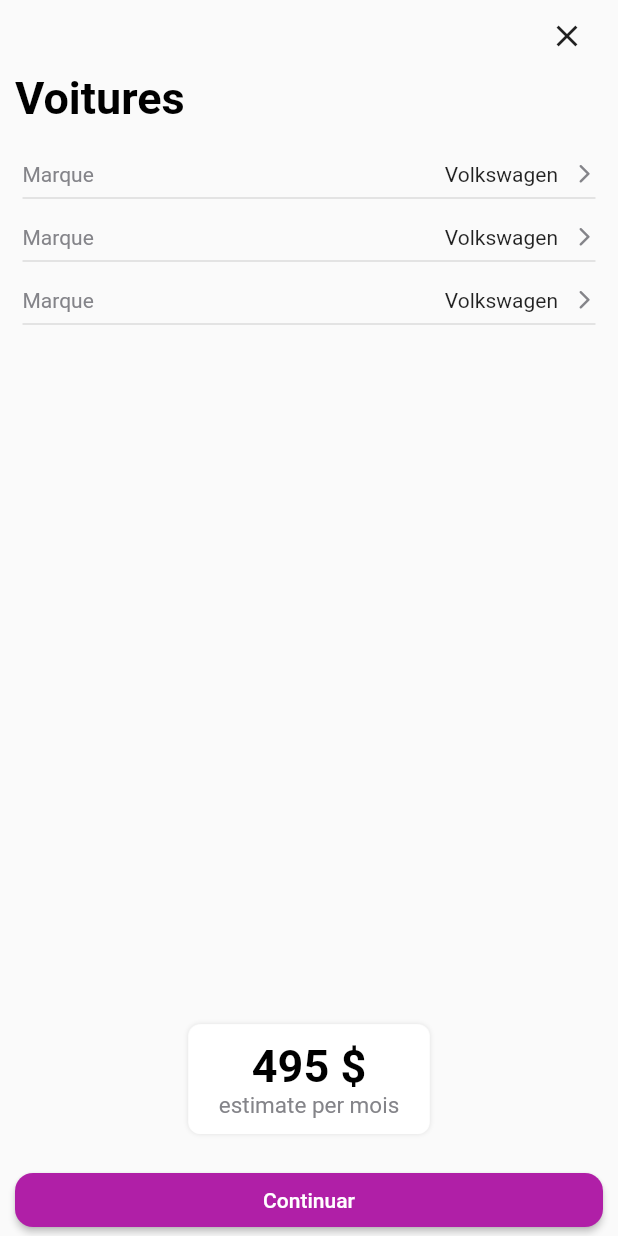
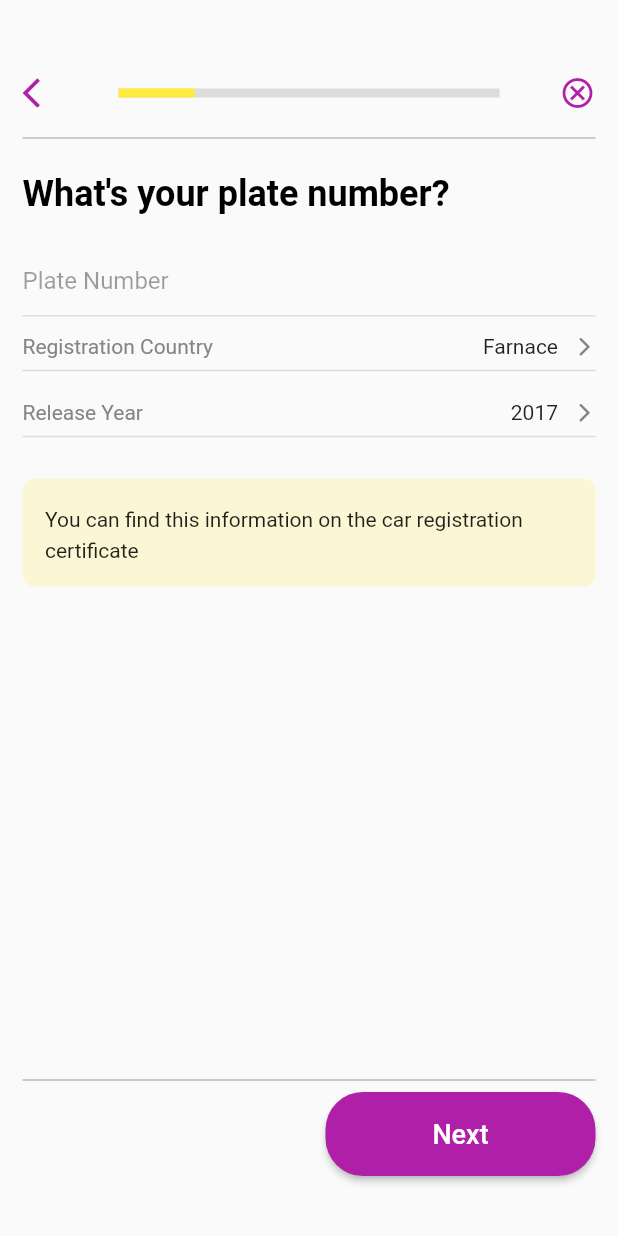
Before and after one commit to Moustapha918/general-drive-mobile, a Flutter app: the CarDetailScreen screen opened directly, after a tap on "Continuar", on a phone screen of 412 x 824 dp. Run offline on Flutter 3.47's test engine with Material 2 defaults, Android fonts, the phone set to English and light mode, and no system bars.

Commit message:
register

```diff
--- /dev/null
+++ b/lib/custom_widgets/custom_button.dart
@@ -0,0 +1,71 @@
+import 'package:flutter/material.dart';
+
+import '../extra/ccolors.dart';
+
+class GetButton extends StatelessWidget {
+  final String text;
+  final bool? isBlank;
+  final double? w;
+  final Icon? icon;
+  final Function onTap;
+
+  const GetButton(
+      {Key? key,
+        required this.text,
+        this.w,
+        required this.onTap,
+        this.isBlank = false,
+        this.icon})
+      : super(key: key);
+
+  @override
+  Widget build(BuildContext context) {
+    TextTheme textTheme = Theme.of(context).textTheme;
+    return SizedBox(
+      width: (w == null) ? MediaQuery.of(context).size.width : w,
+      height: 56,
+      child: ElevatedButton(
+        style: ButtonStyle(
+          backgroundColor: MaterialStateProperty.all(
+              CColors.blueColor
+          ),
+          padding: const MaterialStatePropertyAll<EdgeInsets>(
+            EdgeInsets.zero,
+          ),
+          shape: MaterialStateProperty.all<RoundedRectangleBorder>(
+            RoundedRectangleBorder(
+              borderRadius: BorderRadius.circular(25.0),
+              // side: BorderSide(
+              //     color: (isBlank == false)
+              //         ? Colors.transparent
+              //         : Get.isDarkMode
+              //         ? Colors.white70
+              //         : Colors.black12),
+            ),
+          ),
+        ),
+        onPressed: () {
+          onTap();
+        },
+        child: Row(
+          mainAxisAlignment: MainAxisAlignment.center,
+          children: [
+            (icon != null)
+                ? Padding(
+              padding: EdgeInsets.only(right: 10),
+              child: icon!,
+            )
+                : const SizedBox(),
+            Text(
+              text,
+              style: TextStyle(
+                fontSize: 18,
+                color: Colors.white,
+              )
+            ),
+          ],
+        ),
+      ),
+    );
+  }
+}
--- a/lib/dashboard/car_detail.dart
+++ b/lib/dashboard/car_detail.dart
@@ -2,6 +2,7 @@ import 'package:flutter/material.dart';
 import 'package:general_mobile_drive/dashboard/car_detail_widget.dart';
 
 import '../extra/ccolors.dart';
+import '../register/registration_screen.dart';
 
 class CarDetailScreen extends StatefulWidget {
   const CarDetailScreen({Key? key}) : super(key: key);
@@ -39,9 +40,9 @@ class _CarDetailScreenState extends State<CarDetailScreen> {
                 const SizedBox(
                   height: 20,
                 ),
-                const CarDetailWidget(),
-                const CarDetailWidget(),
-                const CarDetailWidget(),
+                CarDetailWidget(txt1: "Marque", txt2: "Volkswagen"),
+                CarDetailWidget(txt1: "Marque", txt2: "Volkswagen"),
+                CarDetailWidget(txt1: "Marque", txt2: "Volkswagen"),
                 Expanded(
                   child: Align(
                     alignment: Alignment.bottomCenter,
@@ -83,7 +84,14 @@ class _CarDetailScreenState extends State<CarDetailScreen> {
                         SizedBox(
                           width: double.infinity,
                           child: ElevatedButton(
-                            onPressed: () {},
+                            onPressed: () {
+                              Navigator.push(
+                                  context,
+                                  MaterialPageRoute(
+                                    builder: (context) =>
+                                        const RegistrationScreen(),
+                                  ));
+                            },
                             child: const Text("Continuar"),
                             style: ElevatedButton.styleFrom(
                                 backgroundColor: CColors.blueColor,
--- a/lib/dashboard/car_detail_widget.dart
+++ b/lib/dashboard/car_detail_widget.dart
@@ -3,26 +3,33 @@ import 'package:flutter/material.dart';
 import '../extra/ccolors.dart';
 
 class CarDetailWidget extends StatelessWidget {
-  const CarDetailWidget({
+  String txt1;
+  String txt2;
+  double? padding;
+
+  CarDetailWidget({
+    this.padding = 5,
+    required this.txt1,
+    required this.txt2,
     Key? key,
   }) : super(key: key);
 
   @override
   Widget build(BuildContext context) {
     return Padding(
-      padding: const EdgeInsets.all(5.0),
+      padding: EdgeInsets.all(padding!),
       child: Column(
         children: [
           Row(
             mainAxisAlignment: MainAxisAlignment.spaceBetween,
             children: [
               Text(
-                "Marque",
+                txt1,
                 style: TextStyle(color: CColors.textColor),
               ),
               Row(
                 children: [
-                  const Text("Volkswagen"),
+                  Text(txt2),
                   const SizedBox(
                     width: 10,
                   ),
--- a/lib/dashboard/dashboard_screen.dart
+++ b/lib/dashboard/dashboard_screen.dart
@@ -185,8 +185,8 @@ class _DashboardScreenState extends State<DashboardScreen> {
                                 border: Border.all(
                                   color: CColors.textColor,
                                 ),
-                                boxShadow: [
-                                  const BoxShadow(
+                                boxShadow: const [
+                                  BoxShadow(
                                     spreadRadius: 0,
                                     blurStyle: BlurStyle.outer,
                                     color: Colors.white,
--- /dev/null
+++ b/lib/register/reg_one.dart
@@ -0,0 +1,73 @@
+import 'package:flutter/material.dart';
+
+import '../dashboard/car_detail_widget.dart';
+
+class RegOne extends StatelessWidget {
+  const RegOne({Key? key}) : super(key: key);
+
+  @override
+  Widget build(BuildContext context) {
+    print("object");
+    return SingleChildScrollView(
+      child: Column(
+        crossAxisAlignment: CrossAxisAlignment.start,
+
+        children: [
+          const Text(
+            "What's your plate number?",
+            style: TextStyle(
+              color: Colors.black,
+              fontSize: 24,
+              fontWeight: FontWeight.w700,
+            ),
+          ),
+          const SizedBox(
+            height: 20,
+          ),
+          const TextField(
+            decoration: InputDecoration(
+              enabledBorder: UnderlineInputBorder(
+                borderSide: BorderSide(color: Colors.black12),
+              ),
+              focusedBorder: UnderlineInputBorder(
+                borderSide: BorderSide(color: Colors.black12),
+              ),
+              border: InputBorder.none,
+              hintStyle: TextStyle(color: Colors.black38),
+              hintText: 'Plate Number',
+            ),
+          ),
+          Padding(
+            padding: const EdgeInsets.symmetric(vertical: 12.0),
+            child: CarDetailWidget(
+              txt1: "Registration Country",
+              txt2: "Farnace",
+              padding: 0,
+            ),
+          ),
+          CarDetailWidget(
+            txt1: "Release Year",
+            txt2: "2017",
+            padding: 0,
+          ),
+          const SizedBox(
+            height: 20,
+          ),
+          Container(
+            padding: const EdgeInsets.all(15),
+            decoration: BoxDecoration(
+              color: Colors.yellow.withOpacity(.2),
+              borderRadius: BorderRadius.circular(8),
+            ),
+            child: const Text(
+              "You can find this information on the car registration certificate ",
+              style: TextStyle(
+                height: 1.5,
+              ),
+            ),
+          ),
+        ],
+      ),
+    );
+  }
+}
--- /dev/null
+++ b/lib/register/registration_screen.dart
@@ -0,0 +1,114 @@
+import 'package:flutter/material.dart';
+import 'package:general_mobile_drive/register/reg_five.dart';
+
+import '../custom_widgets/custom_button.dart';
+import '../extra/ccolors.dart';
+import 'reg_four.dart';
+import 'reg_one.dart';
+import 'reg_three.dart';
+import 'reg_two.dart';
+
+class RegistrationScreen extends StatefulWidget {
+  const RegistrationScreen({Key? key}) : super(key: key);
+
+  @override
+  State<RegistrationScreen> createState() => _RegistrationScreenState();
+}
+
+class _RegistrationScreenState extends State<RegistrationScreen> {
+  @override
+  int option = 0;
+
+  Widget build(BuildContext context) {
+    print("SCAFFOLD");
+    return Scaffold(
+      body: SingleChildScrollView(
+        child: SizedBox(
+          height: MediaQuery.of(context).size.height,
+          child: Padding(
+            padding: const EdgeInsets.symmetric(horizontal: 15.0),
+            child: Column(
+              crossAxisAlignment: CrossAxisAlignment.start,
+              children: [
+                const SizedBox(
+                  height: 50,
+                ),
+                Row(
+                  mainAxisAlignment: MainAxisAlignment.spaceEvenly,
+                  children: [
+                    Icon(Icons.arrow_back_ios, color: CColors.blueColor),
+                    Expanded(
+                      child: Padding(
+                        padding: const EdgeInsets.symmetric(horizontal: 40.0),
+                        child: LinearProgressIndicator(
+                          minHeight: 6,
+                          backgroundColor: Colors.black12,
+                          valueColor: const AlwaysStoppedAnimation<Color>(
+                            Colors.yellow,
+                          ),
+                          value: (option == 0)
+                              ? .2
+                              : (option == 1)
+                                  ? .4
+                                  : (option == 2)
+                                      ? .6
+                                      : (option == 3)
+                                          ? .8
+                                          : .99,
+                        ),
+                      ),
+                    ),
+                    Icon(
+                      Icons.cancel_outlined,
+                      color: CColors.blueColor,
+                    ),
+                  ],
+                ),
+                const SizedBox(
+                  height: 10,
+                ),
+                const Divider(
+                  color: Colors.black38,
+                ),
+                const SizedBox(
+                  height: 15,
+                ),
+                (option == 0)
+                    ? const RegOne()
+                    : (option == 1)
+                        ? const RegTwo()
+                        : (option == 2)
+                            ? const RegThree()
+                            : (option == 3)
+                                ? const RegFour()
+                                : const RegFive(),
+                Expanded(
+                  child: SizedBox(),
+                ),
+                const Divider(
+                  color: Colors.black38,
+                ),
+                Align(
+                  alignment: Alignment.topRight,
+                  child: GetButton(
+                    text: 'Next',
+                    w: 180,
+                    onTap: () {
+                      option++;
+                      setState(
+                        () {},
+                      );
+                    },
+                  ),
+                ),
+                SizedBox(
+                  height: 40,
+                ),
+              ],
+            ),
+          ),
+        ),
+      ),
+    );
+  }
+}
```
Also changed, not shown: lib/main.dart (+1 -94 lines), lib/register/auth_controller.dart (added, +8 -0 lines), lib/register/car_details_check_widget.dart (added, +60 -0 lines), lib/register/reg_five.dart (added, +13 -0 lines), lib/register/reg_four.dart (added, +73 -0 lines), lib/register/reg_three.dart (added, +58 -0 lines), lib/register/reg_two.dart (added, +82 -0 lines).
